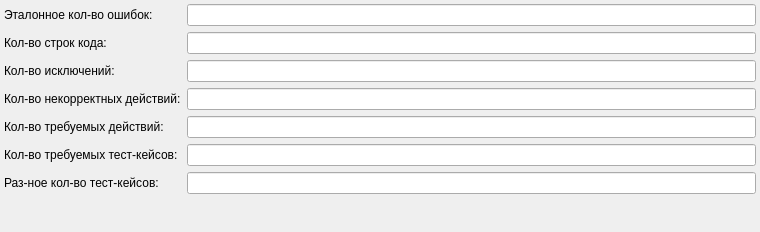
Old version of the form projectsettingsdialog.ui in the repository YuliaLee/yuliya.
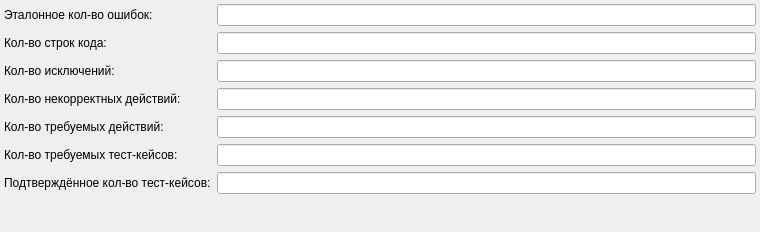
New version of the form.

Patch:
```diff
--- a/projectsettingsdialog.ui
+++ b/projectsettingsdialog.ui
@@ -92,7 +92,7 @@
    <item row="7" column="0">
     <widget class="QLabel" name="label_7">
      <property name="text">
-      <string>Раз-ное кол-во тест-кейсов:</string>
+      <string>Подтверждённое кол-во тест-кейсов:</string>
      </property>
     </widget>
    </item>
```
Left out of the diff: 4 changed lines with no effect on the pictures.
